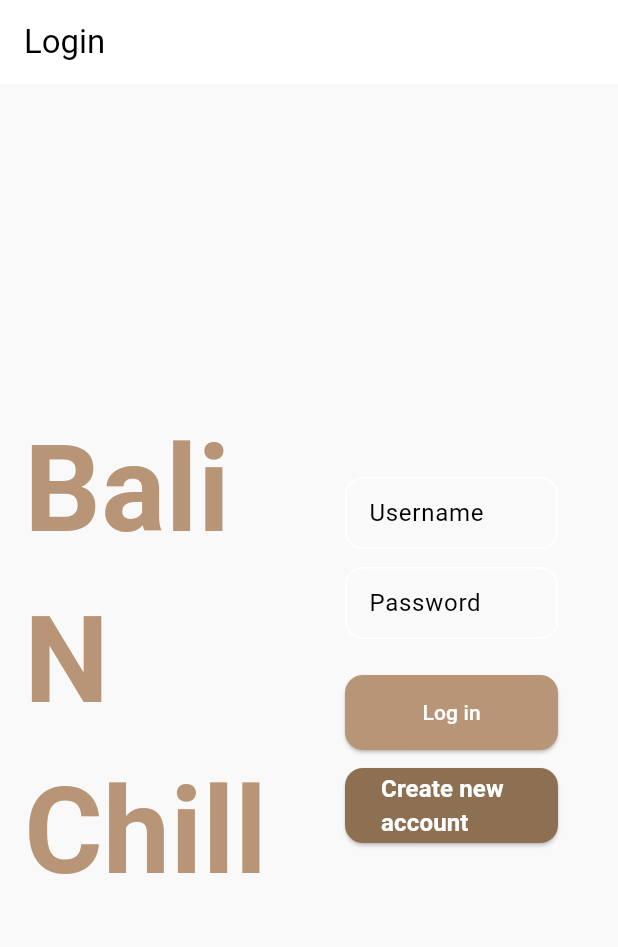
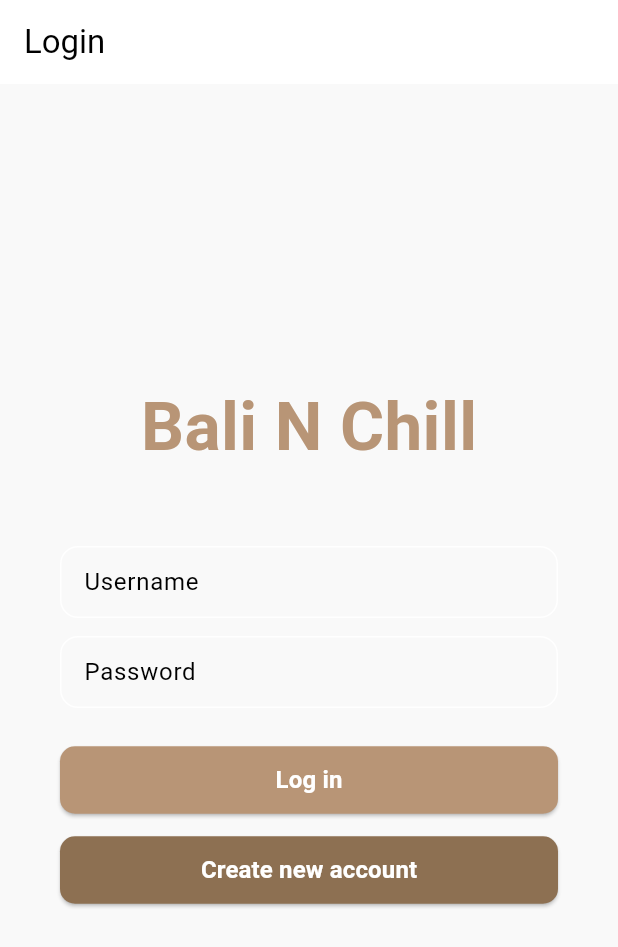
Before and after one commit to sugonamu/balinchill, a Flutter app: the screen it shows after launch, after a tap on "Log in", on a phone screen of 412 x 824 dp. Shown: the top 947 px of the screen. Run offline on Flutter 3.47's test engine with Material 3 defaults, Android fonts, the phone set to English and light mode, and no system bars; our stand-ins replace envied; missing offline and left inert: pbp_django_auth; generated files the repository leaves out were written again.

Commit message:
update login.dart and readme

```diff
--- a/lib/screens/login.dart
+++ b/lib/screens/login.dart
@@ -56,26 +56,19 @@ class _LoginPageState extends State<LoginPage> {
         child: Center(
           child: Padding(
             padding: const EdgeInsets.all(16.0),
-            child: Row(
+            child: Column(
               mainAxisAlignment: MainAxisAlignment.center,
               children: [
-                Expanded(
-                  child: Column(
-                    mainAxisAlignment: MainAxisAlignment.center,
-                    children: const [
-                      Text(
+                const Text(
                   'Bali N Chill',
                   style: TextStyle(
-                          fontSize: 80,
+                    fontSize: 45, // Adjusted for better layout, original size was 80
                     fontWeight: FontWeight.bold,
                     color: Color(0xFFB89576),
                   ),
                 ),
-                    ],
-                  ),
-                ),
-                Expanded(
-                  child: Card(
+                const SizedBox(height: 24.0), // Space between text and inputs
+                Card(
                   color: Colors.transparent, // Set the card's background to transparent
                   elevation: 0, // Remove shadow
                   shape: RoundedRectangleBorder(
@@ -127,7 +120,7 @@ class _LoginPageState extends State<LoginPage> {
                             if (request.loggedIn) {
                               String message = response['message'] ?? 'No message provided';
                               String uname = response['username'] ?? 'Unknown user';
-                                String role = response['role'] ?? '';
+                              String role = widget.selectedRole ?? '';
 
                               if (context.mounted) {
                                 print("Response: $response");
@@ -181,14 +174,20 @@ class _LoginPageState extends State<LoginPage> {
                             }
                           },
                           style: ElevatedButton.styleFrom(
-                              minimumSize: const Size(double.infinity, 50),
+                            minimumSize: const Size(double.infinity, 45),
                             backgroundColor: Color(0xFFB89576),
                             foregroundColor: Colors.white,
                             shape: RoundedRectangleBorder(
-                                borderRadius: BorderRadius.circular(12.0),
+                              borderRadius: BorderRadius.circular(10.0),
                             ),
                           ),
-                            child: const Text('Log in'),
+                          child: const Text(
+                            'Log in',
+                            style: TextStyle(
+                              fontWeight: FontWeight.bold,
+                              fontSize: 16.0,
+                            ),
+                          ),
                         ),
                         const SizedBox(height: 12.0),
                         ElevatedButton(
@@ -199,11 +198,11 @@ class _LoginPageState extends State<LoginPage> {
                             );
                           },
                           style: ElevatedButton.styleFrom(
-                              minimumSize: const Size(double.infinity, 50),
+                            minimumSize: const Size(double.infinity, 45),
                             backgroundColor: Color(0xFF8D7052),
                             foregroundColor: Colors.white,
                             shape: RoundedRectangleBorder(
-                                borderRadius: BorderRadius.circular(12.0),
+                              borderRadius: BorderRadius.circular(10.0),
                             ),
                           ),
                           child: const Text(
@@ -218,7 +217,6 @@ class _LoginPageState extends State<LoginPage> {
                     ),
                   ),
                 ),
-                ),
               ],
             ),
           ),
```
Also changed, not shown: 1 other file. Lines whose indentation alone changed are shown as unchanged.
